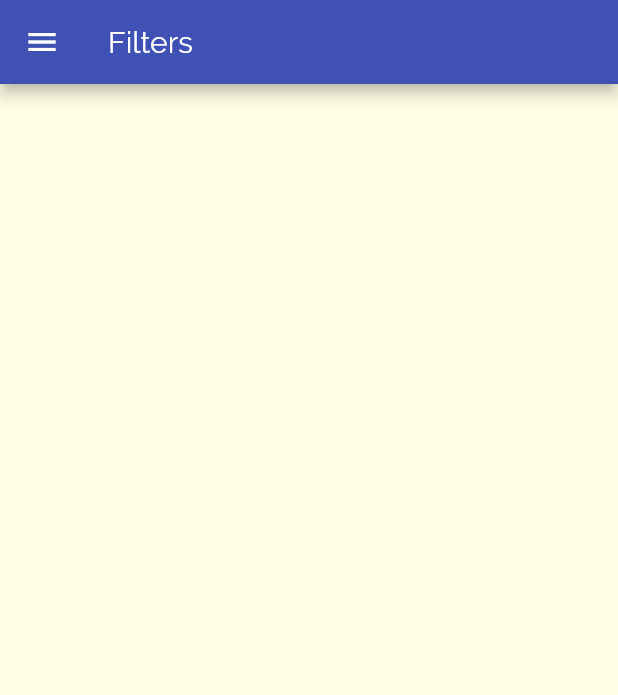
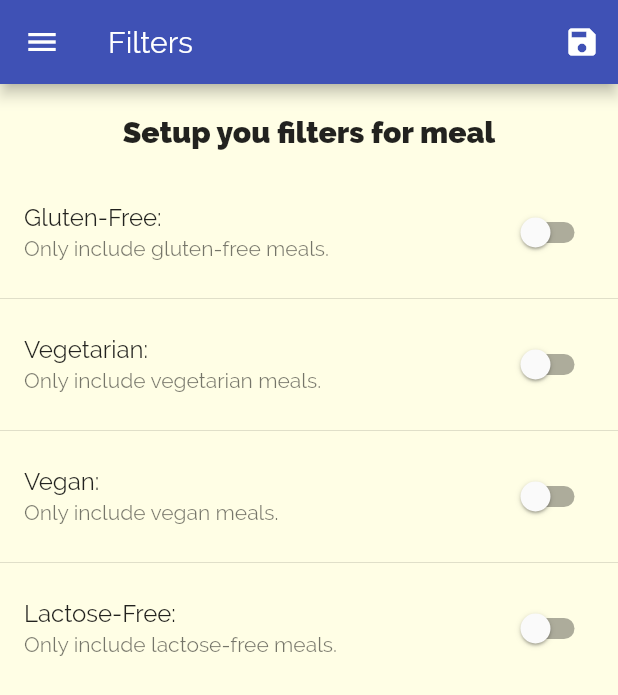
Before and after one commit to andyfisher37/cooking_book, a Flutter app: the FiltersScreen screen opened by its route, on a phone screen of 412 x 824 dp. Shown: the top 695 px of the screen. Run offline on Flutter 3.47's test engine with Material 2 defaults, Android fonts, the phone set to English and light mode, and no system bars; statements that could not run were skipped.

Commit message:
Thursday_13:27

```diff
--- a/lib/main.dart
+++ b/lib/main.dart
@@ -1,3 +1,5 @@
+import 'package:cooking_book/dummy_data.dart';
+import 'package:cooking_book/models/meal.dart';
 import 'package:cooking_book/screens/filters_screen.dart';
 import 'package:flutter/material.dart';
 
@@ -10,10 +12,37 @@ void main() {
   runApp(const MyApp());
 }
 
-class MyApp extends StatelessWidget {
+class MyApp extends StatefulWidget {
   const MyApp({super.key});
 
-  // This widget is the root of your application.
+  @override
+  State<MyApp> createState() => _MyAppState();
+}
+
+class _MyAppState extends State<MyApp> {
+  Map<String, bool> _filters = {
+    'gluten': false,
+    'lactose': false,
+    'vegan': false,
+    'vegetarian': false
+  };
+
+  List<Meal> _availableMeals = DUMMY_MEALS;
+  List<Meal> _favoriteMeals = [];
+
+  void _setFilters(Map<String, bool> filterData) {
+    setState(() {
+      _filters = filterData;
+      _availableMeals = DUMMY_MEALS.where((meal) {
+        if (_filters['gluten']! && !meal.isGlutenFree) return false;
+        if (_filters['lactose']! && !meal.isLactoseFree) return false;
+        if (_filters['vegan']! && !meal.isVegan) return false;
+        if (_filters['vegetarian']! && !meal.isVegetarian) return false;
+        return true;
+      }).toList();
+    });
+  }
+
   @override
   Widget build(BuildContext context) {
     return MaterialApp(
@@ -25,10 +54,11 @@ class MyApp extends StatelessWidget {
             .copyWith(secondary: Colors.blueGrey),
       ),
       routes: {
-        '/': (context) => const TabsScreen(),
-        CategoryItemScreen.routeName: (ctx) => CategoryItemScreen(),
+        '/': (context) => TabsScreen(_favoriteMeals),
+        CategoryItemScreen.routeName: (ctx) =>
+            CategoryItemScreen(_availableMeals),
         MealDetailScreen.routeName: (ctx) => MealDetailScreen(),
-        FiltersScreen.routeName: (ctx) => FiltersScreen(),
+        FiltersScreen.routeName: (ctx) => FiltersScreen(_filters, _setFilters),
       },
       onGenerateRoute: (settings) =>
           MaterialPageRoute(builder: (ctx) => const CategoriesScreen()),
--- a/lib/screens/category_item_screen.dart
+++ b/lib/screens/category_item_screen.dart
@@ -6,6 +6,9 @@ import '../models/meal.dart';
 
 class CategoryItemScreen extends StatefulWidget {
   static const routeName = '/categories_item';
+  final List<Meal> availableMeals;
+
+  CategoryItemScreen(this.availableMeals);
 
   @override
   State<CategoryItemScreen> createState() => _CategoryItemScreenState();
@@ -23,7 +26,7 @@ class _CategoryItemScreenState extends State<CategoryItemScreen> {
           ModalRoute.of(context)!.settings.arguments as Map<String, String>;
       final catId = routeArgs['id'];
       catTitle = routeArgs['title'];
-      displayedMeals = DUMMY_MEALS.where((element) {
+      displayedMeals = widget.availableMeals.where((element) {
         return element.categories.contains(catId);
       }).toList();
       _loadedInitData = true;
--- a/lib/screens/filters_screen.dart
+++ b/lib/screens/filters_screen.dart
@@ -1,17 +1,112 @@
+import 'dart:ui';
+
 import 'package:cooking_book/widgets/main_drawer.dart';
 import 'package:flutter/material.dart';
 
-class FiltersScreen extends StatelessWidget {
+class FiltersScreen extends StatefulWidget {
   static const routeName = '/filters';
+  final Function saveFilters;
+  final Map<String, bool> currentFilters;
+
+  FiltersScreen(this.currentFilters, this.saveFilters);
+
+  @override
+  State<FiltersScreen> createState() => _FiltersScreenState();
+}
+
+class _FiltersScreenState extends State<FiltersScreen> {
+  bool _glutenFree = false;
+  bool _vegeterian = false;
+  bool _vegan = false;
+  bool _lactoseFree = false;
+
+  @override
+  void initState() {
+    _glutenFree = widget.currentFilters['gluten'] as bool;
+    _vegeterian = widget.currentFilters['vegetarian'] as bool;
+    _vegan = widget.currentFilters['vegan'] as bool;
+    _lactoseFree = widget.currentFilters['lactose'] as bool;
+    super.initState();
+  }
+
+  Widget _buildSwitchListTile(
+    String title,
+    bool curval,
+    String subtitle,
+    Function(bool) updateVal,
+  ) {
+    return SwitchListTile(
+      title: Text(title),
+      value: curval,
+      subtitle: Text(subtitle),
+      onChanged: updateVal,
+    );
+  }
 
   @override
   Widget build(BuildContext context) {
     return Scaffold(
       appBar: AppBar(
-        title: Text('Filters'),
+        title: const Text('Filters'),
+        actions: [
+          IconButton(
+              onPressed: () {
+                final selectedFilters = {
+                  'gluten': _glutenFree,
+                  'lactose': _lactoseFree,
+                  'vegan': _vegan,
+                  'vegetarian': _vegeterian
+                };
+                widget.saveFilters(selectedFilters);
+              },
+              icon: Icon(Icons.save))
+        ],
       ),
       drawer: MainDrawer(),
-      body: Column(),
+      body: Column(
+        children: [
+          Container(
+            padding: const EdgeInsets.all(20),
+            child: const Text(
+              'Setup you filters for meal',
+              style: TextStyle(fontSize: 20, fontWeight: FontWeight.w800),
+            ),
+          ),
+          Expanded(
+              child: ListView(
+            children: [
+              _buildSwitchListTile('Gluten-Free:', _glutenFree,
+                  'Only include gluten-free meals.', (newVal) {
+                setState(() {
+                  _glutenFree = newVal;
+                });
+              }),
+              const Divider(),
+              _buildSwitchListTile(
+                  'Vegetarian:', _vegeterian, 'Only include vegetarian meals.',
+                  (newVal) {
+                setState(() {
+                  _vegeterian = newVal;
+                });
+              }),
+              const Divider(),
+              _buildSwitchListTile(
+                  'Vegan:', _vegan, 'Only include vegan meals.', (newVal) {
+                setState(() {
+                  _vegan = newVal;
+                });
+              }),
+              const Divider(),
+              _buildSwitchListTile('Lactose-Free:', _lactoseFree,
+                  'Only include lactose-free meals.', (newVal) {
+                setState(() {
+                  _lactoseFree = newVal;
+                });
+              }),
+            ],
+          ))
+        ],
+      ),
     );
   }
 }
```
